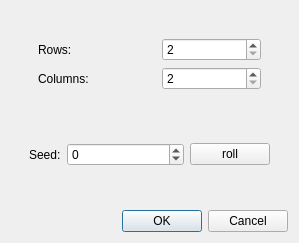
Before: the Qt Designer form newgamedialog.ui in FettGoenner/coma3, drawn with Qt 5.
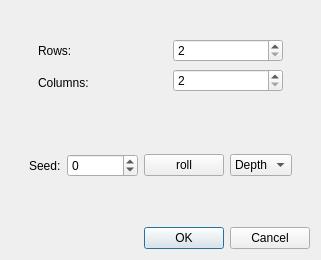
After: the same form once the commit is applied.

Patch:
```diff
--- a/newgamedialog.ui
+++ b/newgamedialog.ui
@@ -6,8 +6,8 @@
    <rect>
     <x>0</x>
     <y>0</y>
-    <width>299</width>
-    <height>243</height>
+    <width>300</width>
+    <height>260</height>
    </rect>
   </property>
   <property name="windowTitle">
@@ -111,6 +111,20 @@
            </property>
           </widget>
          </item>
+         <item>
+          <widget class="QComboBox" name="algoTypeComboBox">
+           <item>
+            <property name="text">
+             <string>Depth</string>
+            </property>
+           </item>
+           <item>
+            <property name="text">
+             <string>Prim</string>
+            </property>
+           </item>
+          </widget>
+         </item>
         </layout>
        </widget>
       </item>
```
